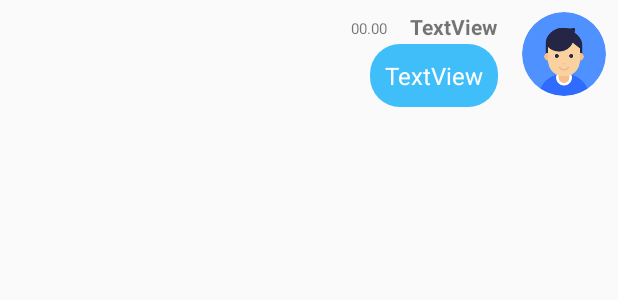
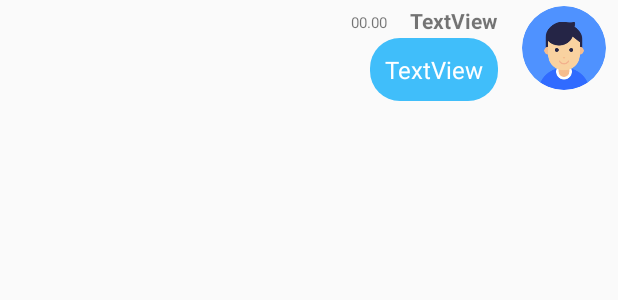
Before and after one commit to BasPasut/Android-FinChat, an Android app: the layout message_single_sent.xml on its own in the app's theme, with its tools: preview values and no code run, on a phone screen of 412 x 824 dp. Shown: the top 300 px of the screen. Run offline under Robolectric (Android 15) with nearby library versions, the phone set to English and light mode, and no system bars; Roboto replaces fonts that are not available here.

Commit message:
:ant: fix message layout

```diff
--- a/app/src/main/res/layout/message_single_receive.xml
+++ b/app/src/main/res/layout/message_single_receive.xml
@@ -13,7 +13,7 @@
         android:layout_height="wrap_content"
         android:layout_alignParentTop="true"
         android:layout_marginStart="8dp"
-        android:layout_marginTop="8dp"
+        android:layout_marginTop="4dp"
         android:layout_toEndOf="@+id/message_profile_receive"
         android:text="TextView"
         android:textStyle="bold" />
@@ -25,7 +25,7 @@
         android:layout_alignParentStart="true"
         android:layout_alignParentTop="true"
         android:layout_marginStart="8dp"
-        android:layout_marginTop="8dp"
+        android:layout_marginTop="4dp"
         android:layout_marginEnd="8dp"
         android:layout_marginRight="0dp"
         android:layout_marginBottom="8dp"
@@ -53,7 +53,7 @@
         android:layout_height="wrap_content"
         android:layout_alignParentTop="true"
         android:layout_marginStart="15dp"
-        android:layout_marginTop="12dp"
+        android:layout_marginTop="8dp"
         android:layout_toEndOf="@+id/message_name_receive"
         android:text="00.00"
         android:textSize="10sp" />
--- a/app/src/main/res/layout/message_single_sent.xml
+++ b/app/src/main/res/layout/message_single_sent.xml
@@ -14,7 +14,7 @@
         android:layout_width="wrap_content"
         android:layout_height="wrap_content"
         android:layout_alignParentTop="true"
-        android:layout_marginTop="8dp"
+        android:layout_marginTop="4dp"
         android:layout_marginEnd="8dp"
         android:layout_toStartOf="@+id/message_profile_sent"
         android:text="TextView"
@@ -28,7 +28,7 @@
         android:layout_alignParentTop="true"
         android:layout_alignParentEnd="true"
         android:layout_marginStart="8dp"
-        android:layout_marginTop="8dp"
+        android:layout_marginTop="4dp"
         android:layout_marginEnd="8dp"
         android:layout_marginRight="8dp"
         android:layout_marginBottom="8dp"
@@ -41,7 +41,7 @@
         android:layout_below="@+id/message_name_sent"
         android:layout_marginTop="2dp"
         android:layout_marginEnd="8dp"
-        android:layout_marginBottom="8dp"
+        android:layout_marginBottom="4dp"
         android:layout_toStartOf="@+id/message_profile_sent"
         android:autoLink="web"
         android:autoSizeTextType="uniform"
@@ -57,7 +57,7 @@
         android:layout_width="wrap_content"
         android:layout_height="wrap_content"
         android:layout_alignParentTop="true"
-        android:layout_marginTop="12dp"
+        android:layout_marginTop="8dp"
         android:layout_marginEnd="15dp"
         android:layout_toStartOf="@+id/message_name_sent"
         android:text="00.00"
```
Also changed, not shown: 1 other file.
